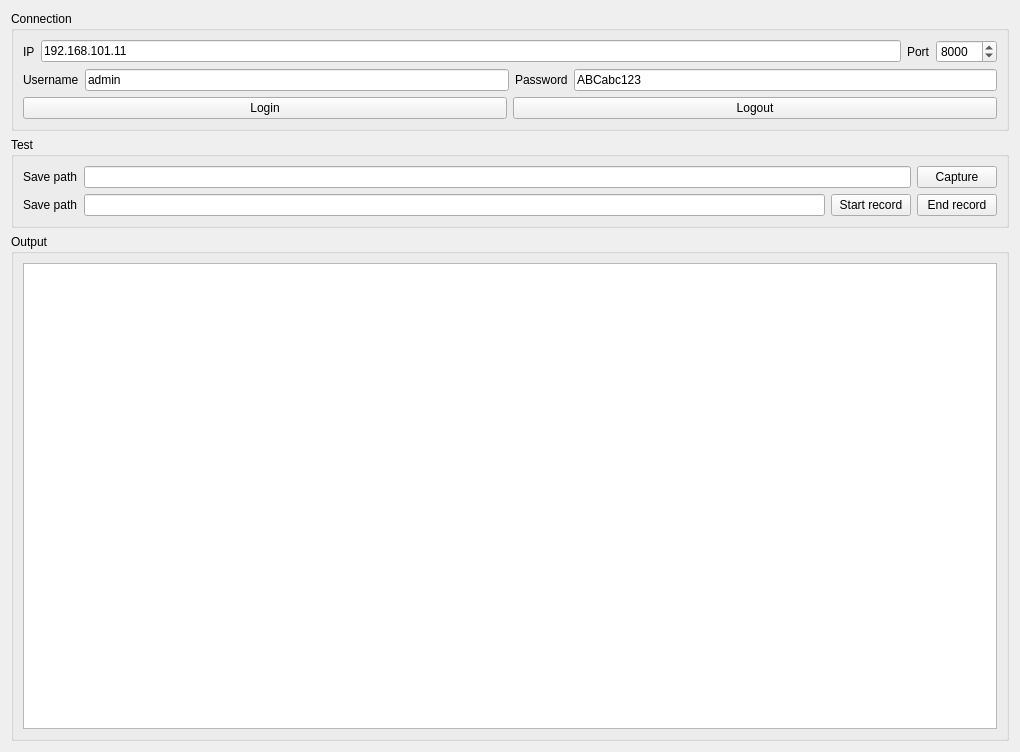
Before: the Qt Designer form HCNetSDK-demo/widget.ui in dfqytcom/HCNetSDK-demo, drawn with Qt 5.
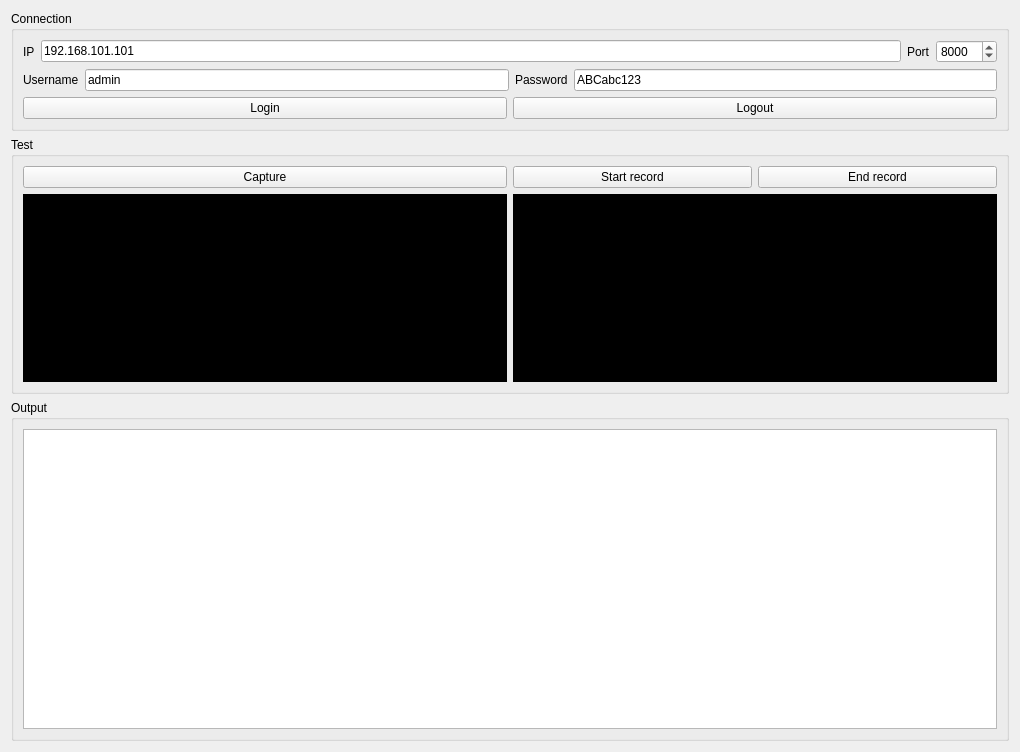
After: the same form once the commit is applied.

Patch:
```diff
--- a/HCNetSDK-demo/widget.ui
+++ b/HCNetSDK-demo/widget.ui
@@ -13,7 +13,7 @@
   <property name="windowTitle">
    <string>Widget</string>
   </property>
-  <layout class="QVBoxLayout" name="verticalLayout_2">
+  <layout class="QVBoxLayout" name="verticalLayout_4">
    <item>
     <widget class="QGroupBox" name="groupBox">
      <property name="title">
@@ -32,7 +32,7 @@
         <item>
          <widget class="QLineEdit" name="lineEdit_ip">
           <property name="text">
-           <string>192.168.101.11</string>
+           <string>192.168.101.101</string>
           </property>
          </widget>
         </item>
@@ -116,19 +116,9 @@
      <property name="title">
       <string>Test</string>
      </property>
-     <layout class="QVBoxLayout" name="verticalLayout_3">
+     <layout class="QHBoxLayout" name="horizontalLayout_5">
       <item>
-       <layout class="QHBoxLayout" name="horizontalLayout_4">
-        <item>
-         <widget class="QLabel" name="label_5">
-          <property name="text">
-           <string>Save path</string>
-          </property>
-         </widget>
-        </item>
-        <item>
-         <widget class="QLineEdit" name="lineEdit"/>
-        </item>
+       <layout class="QVBoxLayout" name="verticalLayout_2">
         <item>
          <widget class="QPushButton" name="pushButton_capture">
           <property name="text">
@@ -136,31 +126,69 @@
           </property>
          </widget>
         </item>
+        <item>
+         <widget class="QLabel" name="label_capture">
+          <property name="sizePolicy">
+           <sizepolicy hsizetype="Preferred" vsizetype="Expanding">
+            <horstretch>0</horstretch>
+            <verstretch>0</verstretch>
+           </sizepolicy>
+          </property>
+          <property name="minimumSize">
+           <size>
+            <width>0</width>
+            <height>0</height>
+           </size>
+          </property>
+          <property name="maximumSize">
+           <size>
+            <width>16777215</width>
+            <height>16777215</height>
+           </size>
+          </property>
+          <property name="styleSheet">
+           <string notr="true">background-color: rgb(0, 0, 0);</string>
+          </property>
+          <property name="text">
+           <string/>
+          </property>
+         </widget>
+        </item>
        </layout>
       </item>
       <item>
-       <layout class="QHBoxLayout" name="horizontalLayout_5">
+       <layout class="QVBoxLayout" name="verticalLayout_3">
         <item>
-         <widget class="QLabel" name="label_6">
-          <property name="text">
-           <string>Save path</string>
+         <layout class="QHBoxLayout" name="horizontalLayout_4">
+          <property name="sizeConstraint">
+           <enum>QLayout::SetDefaultConstraint</enum>
           </property>
-         </widget>
+          <item>
+           <widget class="QPushButton" name="pushButton_startRecord">
+            <property name="text">
+             <string>Start record</string>
+            </property>
+           </widget>
+          </item>
+          <item>
+           <widget class="QPushButton" name="pushButton_endRecord">
+            <property name="text">
+             <string>End record</string>
+            </property>
+           </widget>
+          </item>
+         </layout>
         </item>
         <item>
-         <widget class="QLineEdit" name="lineEdit_2"/>
-        </item>
-        <item>
-         <widget class="QPushButton" name="pushButton_startRecord">
-          <property name="text">
-           <string>Start record</string>
+         <widget class="QWidget" name="widget_video" native="true">
+          <property name="sizePolicy">
+           <sizepolicy hsizetype="Preferred" vsizetype="Expanding">
+            <horstretch>0</horstretch>
+            <verstretch>0</verstretch>
+           </sizepolicy>
           </property>
-         </widget>
-        </item>
-        <item>
-         <widget class="QPushButton" name="pushButton_endRecord">
-          <property name="text">
-           <string>End record</string>
+          <property name="styleSheet">
+           <string notr="true">background-color: rgb(0, 0, 0);</string>
           </property>
          </widget>
         </item>
@@ -176,7 +204,26 @@
      </property>
      <layout class="QHBoxLayout" name="horizontalLayout_6">
       <item>
-       <widget class="QTextEdit" name="textEdit_output"/>
+       <widget class="QTextEdit" name="textEdit_output">
+        <property name="sizePolicy">
+         <sizepolicy hsizetype="Expanding" vsizetype="Fixed">
+          <horstretch>0</horstretch>
+          <verstretch>0</verstretch>
+         </sizepolicy>
+        </property>
+        <property name="minimumSize">
+         <size>
+          <width>0</width>
+          <height>300</height>
+         </size>
+        </property>
+        <property name="maximumSize">
+         <size>
+          <width>16777215</width>
+          <height>300</height>
+         </size>
+        </property>
+       </widget>
       </item>
      </layout>
     </widget>
```
